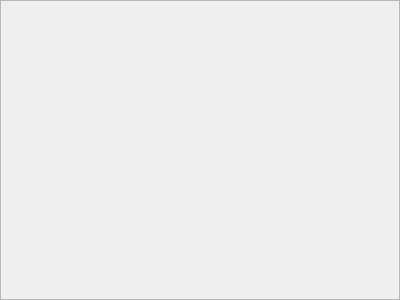
Qt form drk_client/decreescrollarea.ui (Robotregent/EBP) before a commit.
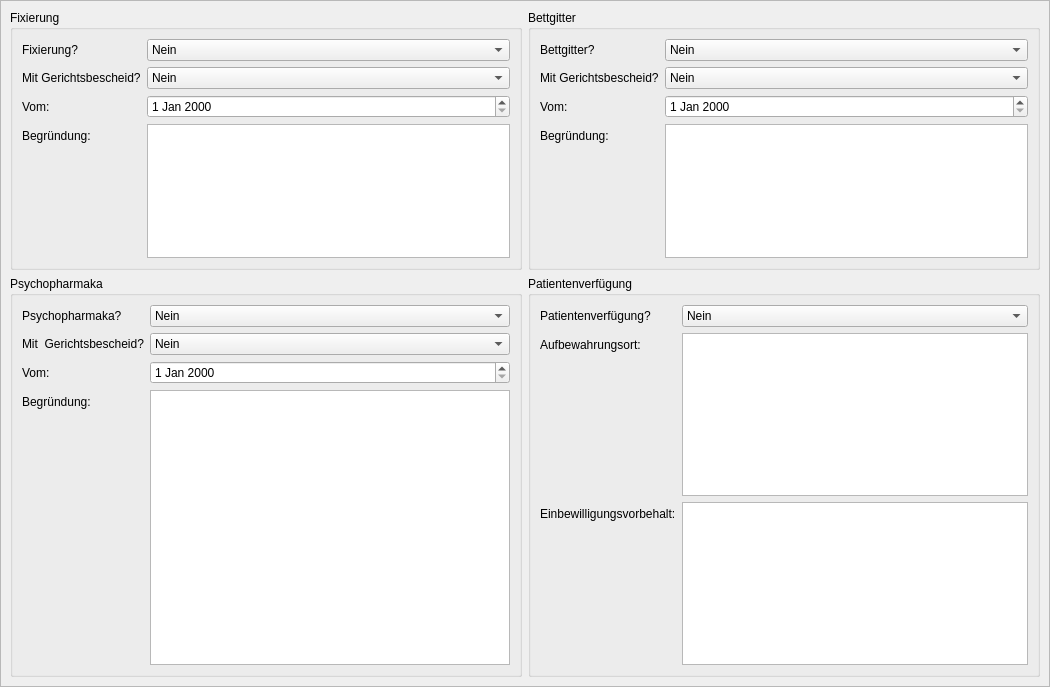
The same form after that commit.

Commit message: Verfügungs Widget

What changed in the file:
```diff
--- a/drk_client/decreescrollarea.ui
+++ b/drk_client/decreescrollarea.ui
@@ -9,13 +9,296 @@
    <rect>
     <x>0</x>
     <y>0</y>
-    <width>400</width>
-    <height>300</height>
+    <width>1050</width>
+    <height>687</height>
    </rect>
   </property>
   <property name="windowTitle">
    <string>ScrollArea</string>
   </property>
-  <widget class="QWidget" name="scrollAreaWidgetContents"/>
+  <property name="widgetResizable">
+   <bool>true</bool>
+  </property>
+  <widget class="QWidget" name="scrollAreaWidgetContents">
+   <property name="geometry">
+    <rect>
+     <x>0</x>
+     <y>0</y>
+     <width>1048</width>
+     <height>685</height>
+    </rect>
+   </property>
+   <layout class="QGridLayout" name="gridLayout">
+    <item row="0" column="1">
+     <widget class="QGroupBox" name="groupBox_2">
+      <property name="title">
+       <string>Bettgitter</string>
+      </property>
+      <layout class="QFormLayout" name="formLayout_2">
+       <item row="0" column="0">
+        <widget class="QLabel" name="label_5">
+         <property name="text">
+          <string>Bettgitter?</string>
+         </property>
+        </widget>
+       </item>
+       <item row="0" column="1">
+        <widget class="QComboBox" name="comboBox_3">
+         <item>
+          <property name="text">
+           <string>Nein</string>
+          </property>
+         </item>
+         <item>
+          <property name="text">
+           <string>Ja</string>
+          </property>
+         </item>
+        </widget>
+       </item>
+       <item row="1" column="0">
+        <widget class="QLabel" name="label_6">
+         <property name="text">
+          <string>Mit Gerichtsbescheid?</string>
+         </property>
+        </widget>
+       </item>
+       <item row="1" column="1">
+        <widget class="QComboBox" name="comboBox_4">
+         <item>
+          <property name="text">
+           <string>Nein</string>
+          </property>
+         </item>
+         <item>
+          <property name="text">
+           <string>Ja</string>
+          </property>
+         </item>
+        </widget>
+       </item>
+       <item row="2" column="0">
+        <widget class="QLabel" name="label_7">
+         <property name="text">
+          <string>Vom:</string>
+         </property>
+        </widget>
+       </item>
+       <item row="2" column="1">
+        <widget class="QDateEdit" name="dateEdit_2"/>
+       </item>
+       <item row="3" column="0">
+        <widget class="QLabel" name="label_8">
+         <property name="text">
+          <string>Begründung:</string>
+         </property>
+        </widget>
+       </item>
+       <item row="3" column="1">
+        <widget class="QTextEdit" name="textEdit_2"/>
+       </item>
+      </layout>
+     </widget>
+    </item>
+    <item row="1" column="0">
+     <widget class="QGroupBox" name="groupBox_3">
+      <property name="title">
+       <string>Psychopharmaka</string>
+      </property>
+      <layout class="QFormLayout" name="formLayout_3">
+       <item row="0" column="0">
+        <widget class="QLabel" name="label_9">
+         <property name="text">
+          <string>Psychopharmaka?</string>
+         </property>
+        </widget>
+       </item>
+       <item row="0" column="1">
+        <widget class="QComboBox" name="comboBox_5">
+         <item>
+          <property name="text">
+           <string>Nein</string>
+          </property>
+         </item>
+         <item>
+          <property name="text">
+           <string>Ja</string>
+          </property>
+         </item>
+        </widget>
+       </item>
+       <item row="1" column="0">
+        <widget class="QLabel" name="label_10">
+         <property name="text">
+          <string>Mit  Gerichtsbescheid?</string>
+         </property>
+        </widget>
+       </item>
+       <item row="1" column="1">
+        <widget class="QComboBox" name="comboBox_6">
+         <item>
+          <property name="text">
+           <string>Nein</string>
+          </property>
+         </item>
+         <item>
+          <property name="text">
+           <string>Ja</string>
+          </property>
+         </item>
+        </widget>
+       </item>
+       <item row="2" column="0">
+        <widget class="QLabel" name="label_11">
+         <property name="text">
+          <string>Vom:</string>
+         </property>
+        </widget>
+       </item>
+       <item row="2" column="1">
+        <widget class="QDateEdit" name="dateEdit_3"/>
+       </item>
+       <item row="3" column="0">
+        <widget class="QLabel" name="label_12">
+         <property name="text">
+          <string>Begründung:</string>
+         </property>
+        </widget>
+       </item>
+       <item row="3" column="1">
+        <widget class="QTextEdit" name="textEdit_3"/>
+       </item>
+      </layout>
+     </widget>
+    </item>
+    <item row="1" column="1">
+     <widget class="QGroupBox" name="groupBox_4">
+      <property name="title">
+       <string>Patientenverfügung</string>
+      </property>
+      <layout class="QFormLayout" name="formLayout_4">
+       <property name="fieldGrowthPolicy">
+        <enum>QFormLayout::AllNonFixedFieldsGrow</enum>
+       </property>
+       <item row="0" column="0">
+        <widget class="QLabel" name="label_13">
+         <property name="text">
+          <string>Patientenverfügung?</string>
+         </property>
+        </widget>
+       </item>
+       <item row="0" column="1">
+        <widget class="QComboBox" name="comboBox_7">
+         <item>
+          <property name="text">
+           <string>Nein</string>
+          </property>
+         </item>
+         <item>
+          <property name="text">
+           <string>Ja</string>
+          </property>
+         </item>
+        </widget>
+       </item>
+       <item row="1" column="0">
+        <widget class="QLabel" name="label_14">
+         <property name="text">
+          <string>Aufbewahrungsort:</string>
+         </property>
+        </widget>
+       </item>
+       <item row="2" column="0">
+        <widget class="QLabel" name="label_16">
+         <property name="text">
+          <string>Einbewilligungsvorbehalt:</string>
+         </property>
+        </widget>
+       </item>
+       <item row="2" column="1">
+        <widget class="QTextEdit" name="textEdit_4"/>
+       </item>
+       <item row="1" column="1">
+        <widget class="QTextEdit" name="textEdit_5"/>
+       </item>
+      </layout>
+     </widget>
+    </item>
+    <item row="0" column="0">
+     <widget class="QGroupBox" name="BoxFixierung">
+      <property name="title">
+       <string>Fixierung</string>
+      </property>
+      <layout class="QFormLayout" name="formLayout">
+       <property name="fieldGrowthPolicy">
+        <enum>QFormLayout::AllNonFixedFieldsGrow</enum>
+       </property>
+       <item row="0" column="0">
+        <widget class="QLabel" name="label_2">
+         <property name="text">
+          <string>Fixierung?</string>
+         </property>
+        </widget>
+       </item>
+       <item row="0" column="1">
+        <widget class="QComboBox" name="comboBox_2">
+         <item>
+          <property name="text">
+           <string>Nein</string>
+          </property>
+         </item>
+         <item>
+          <property name="text">
+           <string>Ja</string>
+          </property>
+         </item>
+        </widget>
+       </item>
+       <item row="1" column="0">
+        <widget class="QLabel" name="label">
+         <property name="text">
+          <string>Mit Gerichtsbescheid?</string>
+         </property>
+        </widget>
+       </item>
+       <item row="1" column="1">
+        <widget class="QComboBox" name="comboBox">
+         <item>
+          <property name="text">
+           <string>Nein</string>
+          </property>
+         </item>
+         <item>
+          <property name="text">
+           <string>Ja</string>
+          </property>
+         </item>
+        </widget>
+       </item>
+       <item row="2" column="0">
+        <widget class="QLabel" name="label_3">
+         <property name="text">
+          <string>Vom:</string>
+         </property>
+        </widget>
+       </item>
+       <item row="2" column="1">
+        <widget class="QDateEdit" name="dateEdit"/>
+       </item>
+       <item row="3" column="1">
+        <widget class="QTextEdit" name="textEdit"/>
+       </item>
+       <item row="3" column="0">
+        <widget class="QLabel" name="label_4">
+         <property name="text">
+          <string>Begründung:</string>
+         </property>
+        </widget>
+       </item>
+      </layout>
+     </widget>
+    </item>
+   </layout>
+  </widget>
  </widget>
 </ui>
```
Left out of the diff: 7 changed lines with no effect on the pictures. The commit also changes 2 other files.
